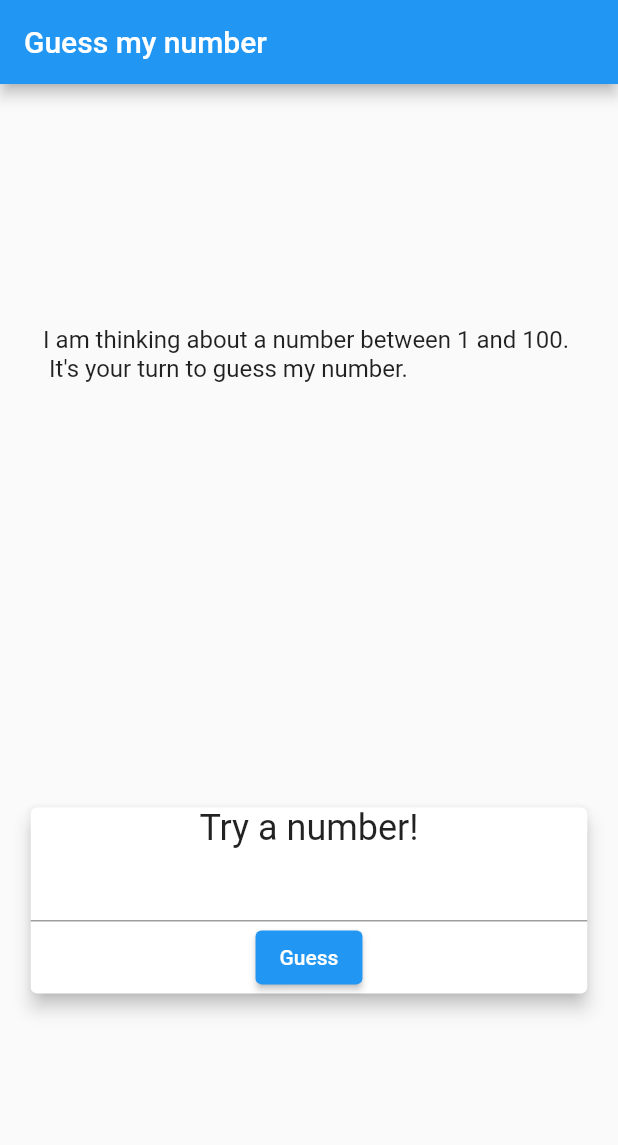
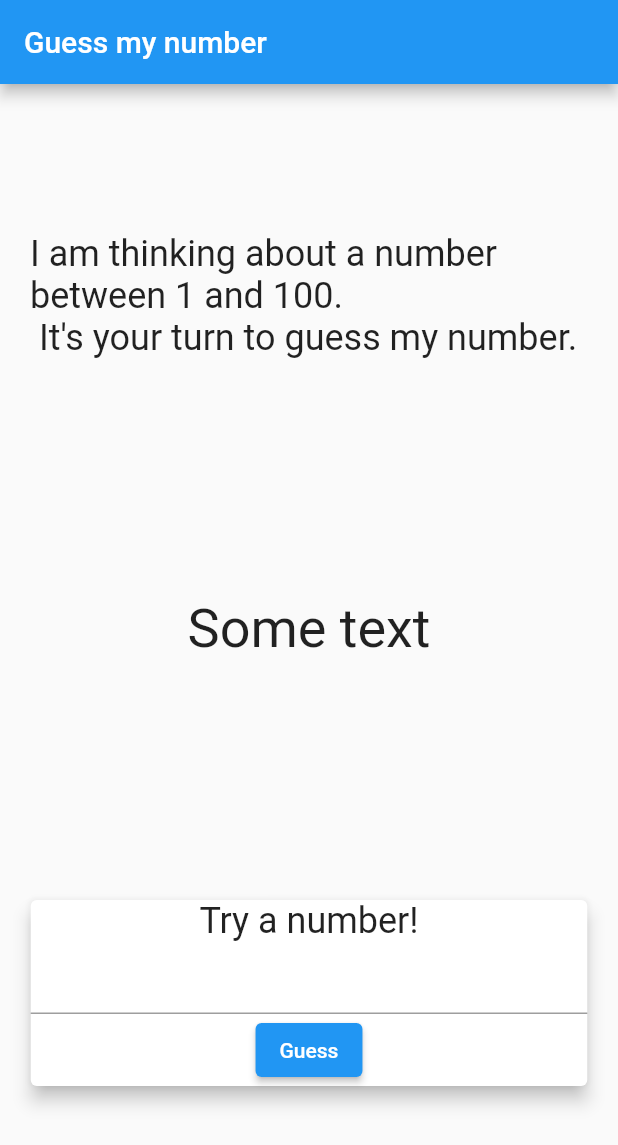
Before and after one commit to dumitriucristian/guess, a Flutter app: the screen it shows after launch, after a tap on "Guess", on a phone screen of 412 x 824 dp. Shown: the top 1145 px of the screen. Run offline on Flutter 3.47's test engine with Material 2 defaults, Android fonts, the phone set to English and light mode, and no system bars.

Commit message:
to be cleaned up

```diff
--- a/lib/main.dart
+++ b/lib/main.dart
@@ -15,25 +15,31 @@ class MyApp extends StatefulWidget {
   _MyAppState createState() => _MyAppState();
 }
 
+class CustomText extends StatelessWidget {
+  const CustomText({Key key, this.text}) : super(key: key);
+  final String text;
+
+  @override
+  Widget build(BuildContext context) {
+    return Text("$text", style: TextStyle(fontSize: 36));
+  }
+}
 
 
 class _MyAppState extends State<MyApp> {
 
-  //get a random nr between 1 .. 100
-  //input try the number
-  //if lower.. try higher
-  //if higher.. try lower
-  //if equla.. got it
+  //de ce state are efect doar cu variabilele declarate  aici ?
+  CustomText _appResponse = CustomText(text:'Some text');
+  static Random  _random = new Random();
+  static int _randomNumber = _random.nextInt(100);
 
+  int _guessedNr = 0;
+  String _buttonText = "Guess";
+  TextEditingController _controller = TextEditingController();
 
   @override
   Widget build(BuildContext context) {
-    Random _random= new Random();
-    int _randomNumber = _random.nextInt(100);
-    int _guessedNr = 0;
-    TextEditingController _controller = TextEditingController();
-    String _appResponse = "";
-
+    //de ce random merge doar aici
 
     print('randomnumber: $_randomNumber');
 
@@ -49,14 +55,19 @@ class _MyAppState extends State<MyApp> {
             mainAxisAlignment: MainAxisAlignment.spaceAround,
             children: [
               Text("I am thinking about a number between 1 and 100. \n It's your turn to guess my number.",
-                  style: TextStyle(fontSize: 16),
+                  style: TextStyle(fontSize: 24),
               ),
+              _appResponse,
               Card(
                 margin: EdgeInsets.all(0.5),
                 elevation: 5,
                 child: Column(
                   children: [
-                    Text("Try a number!", style: TextStyle(fontSize: 24),),
+
+                    Text(
+                      "Try a number!",
+                      style: TextStyle(fontSize: 24),
+                    ),
                     TextField(
                       controller: _controller,
                       keyboardType: TextInputType.number,
@@ -67,25 +78,62 @@ class _MyAppState extends State<MyApp> {
                             int _guessedNr = int.parse(_controller.text);
 
                             if( _randomNumber == _guessedNr) {
-                              print('ok');
+                                _buttonText = "reset";
+
+                                //todo - extract widget showDialog
+                                showDialog(context: context,
+                                    builder: (BuildContext context) => AlertDialog(
+                                      title: Text('You guessed right'),
+                                      content: Text('It was $_randomNumber'),
+                                      actions: [
+                                        TextButton(
+                                          onPressed: () {
+                                            Navigator.pop(context, 'Cancel');
+                                            _randomNumber = _random.nextInt(100);
+                                            _appResponse = CustomText(text:'');
+                                            _buttonText = "Guess";
+                                            _controller.clear();
+                                            setState(() {
+                                           });
+                                          },
+                                          child: Text('Try again'),
+                                        ),
+                                        TextButton(
+                                          onPressed: () {
+                                              Navigator.pop(context, 'Cancel');
+                                              _randomNumber = _random.nextInt(100);
+                                              setState(() {
+                                                _randomNumber;
+                                                _controller.clear();
+                                              }
+                                            );
+                                          },
+                                              child: Text('ok'),
+                                          ),
+                                        ],
+                                    ),
+                                );
+
                             }else if(_randomNumber > _guessedNr) {
-                              print('go higher');
+                              _appResponse = CustomText(text:'You tried $_guessedNr Try higher');
                             }else if(_randomNumber < _guessedNr) {
-                              print('go lower');
+                              _appResponse = CustomText(text:'You tried $_guessedNr Try lower');
                             }else{
-                              print('Some stupid exceptional case');
+                              _appResponse = CustomText(text:'Some stupid exception');
                             }
 
                             setState(() {
-                              _appResponse = "You tried $_guessedNr ";
-                              print("ssss$_appResponse");
+                              _appResponse ;
+                              _buttonText;
+                              _controller.clear();
                             });
 
                           } catch(s, e) {
                            print(numberValidator(_controller.text));
                         }
-                    },
-                        child: Text("Guess"))
+                      },
+                        child: Text("$_buttonText"),
+                    ),
                   ],
                 ),
               ),
@@ -95,8 +143,6 @@ class _MyAppState extends State<MyApp> {
       ),
     );
   }
-
-
 
    String numberValidator(String value) {
 
```
